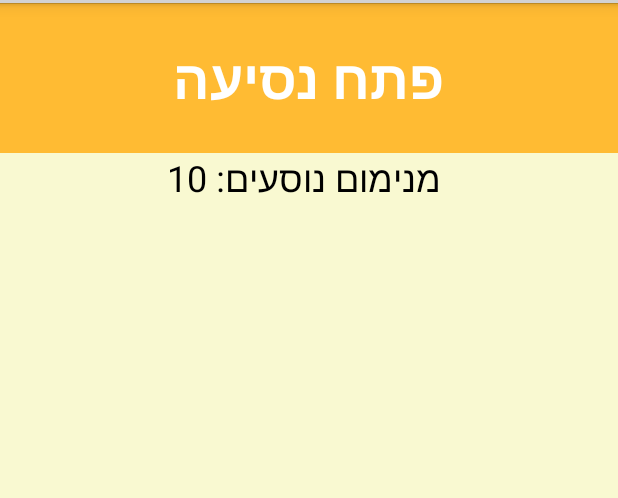
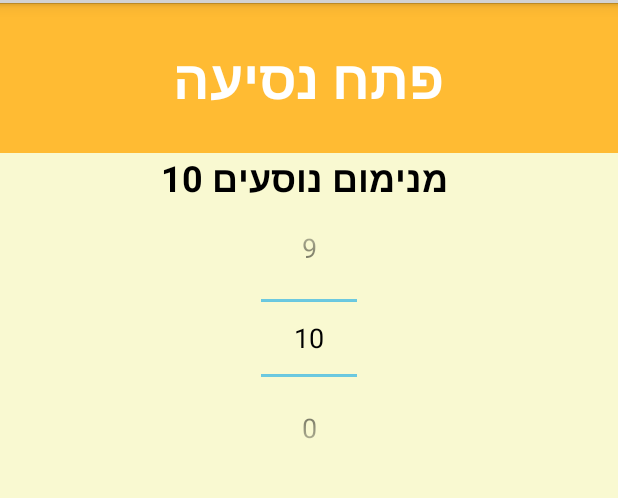
Before and after one commit to moni-sh/driver, an Android app: the OpenActivity screen opened directly, with no data from a screen before it, on a phone screen of 412 x 824 dp, the part 69-567 px from its top. Run offline under Robolectric (Android 15) with nearby library versions, the phone set to English and light mode, and no system bars.

Commit message:
last small fixes

```diff
--- a/app/src/main/java/com/pretenders/monish/OpenActivity.java
+++ b/app/src/main/java/com/pretenders/monish/OpenActivity.java
@@ -6,6 +6,7 @@ import android.os.Bundle;
 import android.os.Handler;
 import android.view.View;
 import android.widget.Button;
+import android.widget.NumberPicker;
 import android.widget.ProgressBar;
 import android.widget.TextView;
 
@@ -18,15 +19,33 @@ public class OpenActivity extends Activity {
 
         final ProgressBar progressBar = (ProgressBar) findViewById(R.id.progressBar);
         final TextView textView = (TextView) findViewById(R.id.textView2);
-
-
+        final TextView numS = (TextView) findViewById(R.id.textView3);
 
         final Button start = (Button) findViewById(R.id.button);
         final Button go = (Button) findViewById(R.id.button2);
 
+       final  NumberPicker np = (NumberPicker) findViewById(R.id.numberPicker);
+        np.setMaxValue(10);
+        np.setMinValue(0);
+        np.setValue(10);
+        np.setWrapSelectorWheel(true);
+        final String minPassengers = getResources().getString(R.string.min_passengers);
+        //np.setDisplayedValues(nums);
+        numS.setText(minPassengers + " " + np.getValue());
+        //Set a value change listener for NumberPicker
+        np.setOnValueChangedListener(new NumberPicker.OnValueChangeListener() {
+            @Override
+            public void onValueChange(NumberPicker picker, int oldVal, int newVal){
+                //Display the newly selected number from picker
+                numS.setText(minPassengers + " " + newVal);
+                progressBar.setMax(newVal);
+            }
+        });
+
         start.setOnClickListener(new View.OnClickListener() {
             @Override
             public void onClick(View v) {
+                np.setVisibility(View.GONE);
                 start.setBackgroundResource(android.R.color.darker_gray);
                 go.setVisibility(View.VISIBLE);
                 go.setOnClickListener(new View.OnClickListener() {
@@ -47,7 +66,7 @@ public class OpenActivity extends Activity {
                     private Handler handler = new Handler();
 
                     public void run() {
-                        while (progressStatus < 10) {
+                        while (progressStatus < progressBar.getMax()) {
                             progressStatus += 1;
                             // Update the progress bar and display the
                             //current value in the text view
--- a/app/src/main/res/layout/activity_login.xml
+++ b/app/src/main/res/layout/activity_login.xml
@@ -56,7 +56,8 @@
         android:spinnerMode="dialog"
         android:layout_centerHorizontal="true"
         android:layout_centerVertical="true"
-        android:visibility="invisible" />
+        android:visibility="invisible"
+        android:background="@null"/>
 
     <Button
         android:layout_width="wrap_content"
--- a/app/src/main/res/layout/activity_open.xml
+++ b/app/src/main/res/layout/activity_open.xml
@@ -72,11 +72,20 @@
         android:layout_width="wrap_content"
         android:layout_height="wrap_content"
         android:textAppearance="?android:attr/textAppearanceLarge"
-        android:text="מנימום נוסעים: 10"
+        android:text="@string/min_passengers"
         android:id="@+id/textView3"
         android:paddingRight="6dp"
+        android:textSize="24sp"
+        android:gravity="left"
+        android:textStyle="bold"
         android:layout_below="@+id/button"
-        android:layout_centerHorizontal="true"
-        android:textSize="24sp" />
+        android:layout_centerHorizontal="true" />
+
+    <NumberPicker
+        android:layout_width="wrap_content"
+        android:layout_height="wrap_content"
+        android:id="@+id/numberPicker"
+        android:layout_below="@+id/textView3"
+        android:layout_centerHorizontal="true" />
 
 </RelativeLayout>
```
Also changed, not shown: app/src/main/java/com/pretenders/monish/LoginActivity.java (+7 -4 lines), app/src/main/res/values/strings.xml (+12 -0 lines).
